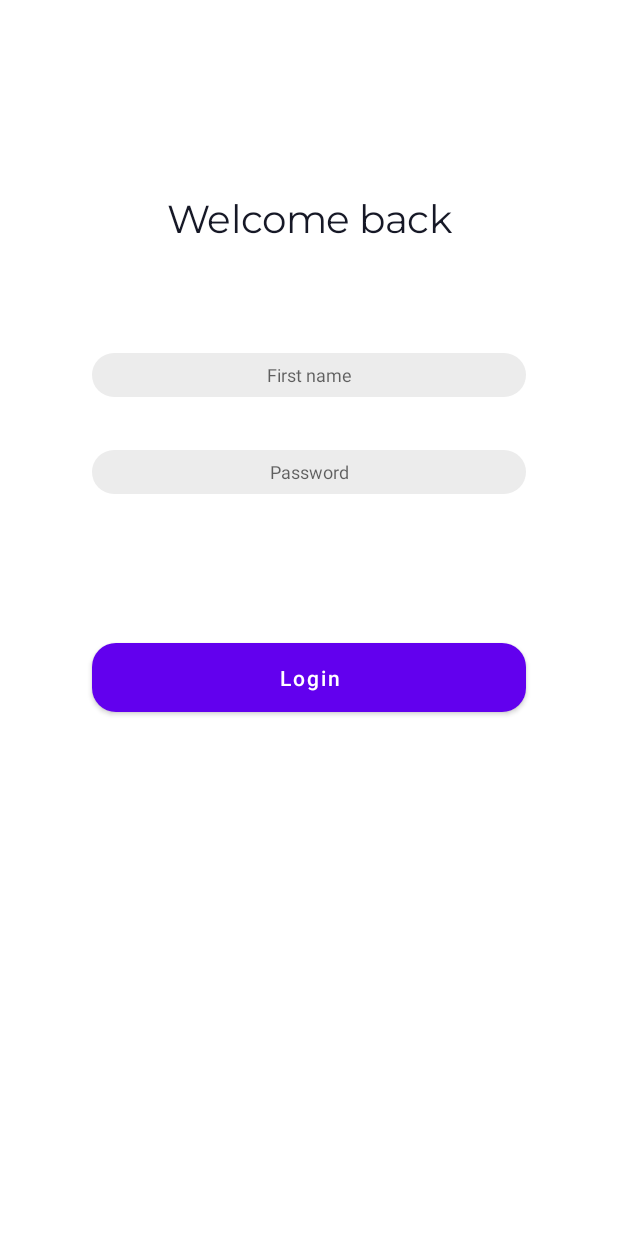
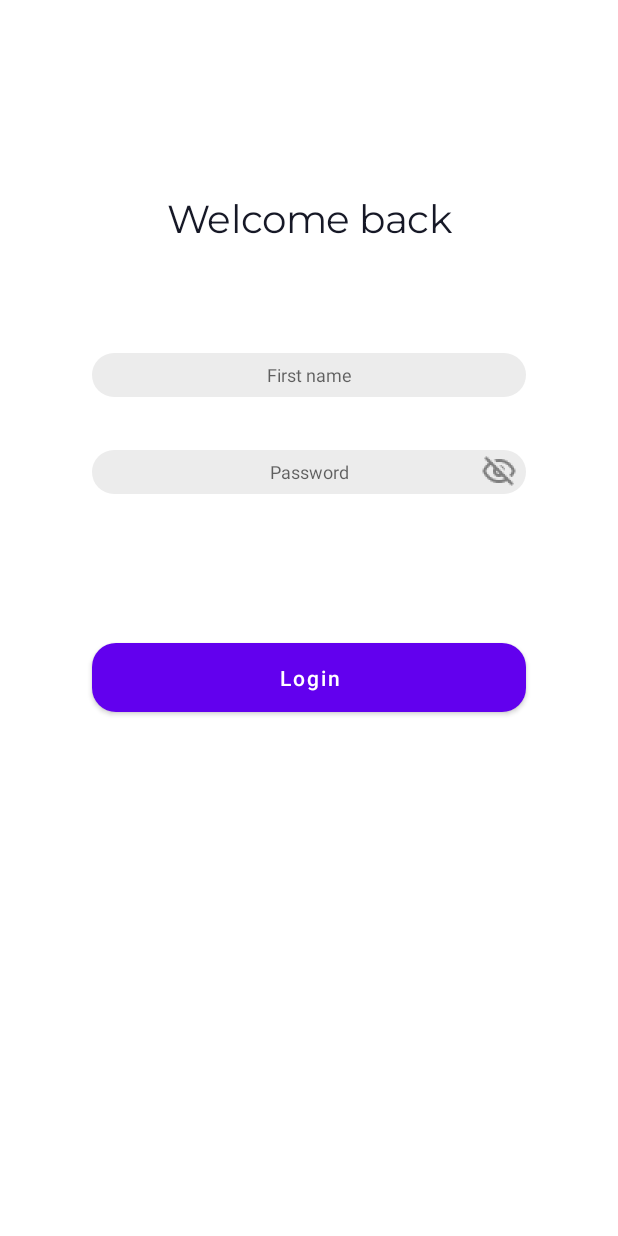
Before and after one commit to MiseikoDenis/OnlineShop, an Android app: the LoginFragment screen opened through its navigation route, on a phone screen of 412 x 824 dp. Run offline under Robolectric (Android 15) with nearby library versions, the light colour scheme and no system bars; libraries missing offline, so code that uses them is left out: by.kirich1409.viewbindingdelegate; 2 statements that could not run were skipped.

Commit message:
Работа над экранами login и signIn

```diff
--- a/app/src/main/java/com/project/onlineshop/presentation/signin/SignInViewModel.kt
+++ b/app/src/main/java/com/project/onlineshop/presentation/signin/SignInViewModel.kt
@@ -1,9 +1,10 @@
 package com.project.onlineshop.presentation.signin
 
+import android.util.Patterns
 import com.project.onlineshop.presentation.base.BaseViewModel
 
 class SignInViewModel : BaseViewModel() {
 
-
-
+    fun isValidEmail(text: CharSequence?) =
+        text?.let { Patterns.EMAIL_ADDRESS.matcher(it).matches() } ?: false
 }
--- a/app/src/main/res/layout/fragment_login.xml
+++ b/app/src/main/res/layout/fragment_login.xml
@@ -43,7 +43,20 @@
         android:hint="@string/password"
         app:layout_constraintEnd_toEndOf="parent"
         app:layout_constraintStart_toStartOf="parent"
-        app:layout_constraintTop_toBottomOf="@id/first_name_edit" />
+        app:layout_constraintTop_toBottomOf="@id/first_name_edit"
+        android:inputType="textPassword"/>
+
+    <ImageButton
+        android:id="@+id/show_password_btn"
+        android:layout_width="wrap_content"
+        android:layout_height="wrap_content"
+        android:background="@null"
+        android:src="@drawable/ic_visibility_off"
+        app:layout_constraintEnd_toEndOf="@id/password_edit"
+        app:layout_constraintTop_toTopOf="@id/password_edit"
+        android:layout_marginTop="2dp"
+        android:layout_marginEnd="6dp"
+        android:contentDescription="@string/show_password" />
 
     <Button
         android:id="@+id/login_button"
--- a/app/src/main/res/values/strings.xml
+++ b/app/src/main/res/values/strings.xml
@@ -12,4 +12,6 @@
     <string name="welcome_back">Welcome back</string>
     <string name="password">Password</string>
     <string name="login_button">Login</string>
+    <string name="show_password">show password</string>
+    <string name="invalid_email">Invalid Email</string>
 </resources>
--- a/app/src/main/res/values/themes.xml
+++ b/app/src/main/res/values/themes.xml
@@ -40,7 +40,7 @@
         <item name="android:textColor">#254FE6</item>
     </style>
 
-    <style name="sign_in_wit">
+    <style name="sign_in_with">
         <item name="android:textSize">12sp</item>
         <item name="android:letterSpacing">-0.03</item>
         <item name="android:textColor">#000000</item>
```
Also changed, not shown: app/src/main/java/com/project/onlineshop/presentation/login/LoginFragment.kt (+23 -1 lines), app/src/main/java/com/project/onlineshop/presentation/login/LoginViewModel.kt (+12 -0 lines), app/src/main/java/com/project/onlineshop/presentation/signin/SignInFragment.kt (+10 -1 lines), app/src/main/java/com/project/onlineshop/presentation/util/EmailValidator.kt (added, +9 -0 lines), app/src/main/res/layout/fragment_sign_in.xml (+54 -16 lines), app/src/main/res/drawable-hdpi/ic_apple.png (added), app/src/main/res/drawable-hdpi/ic_visibility_off.png (added), app/src/main/res/drawable-mdpi/ic_apple.png (added), app/src/main/res/drawable-mdpi/ic_visibility_off.png (added), app/src/main/res/drawable-xhdpi/ic_apple.png (added), app/src/main/res/drawable-xhdpi/ic_visibility_off.png (added), app/src/main/res/drawable-xxhdpi/ic_apple.png (added), app/src/main/res/drawable-xxhdpi/ic_visibility_off.png (added), app/src/main/res/drawable-xxxhdpi/ic_apple.png (added), 1 more files.
